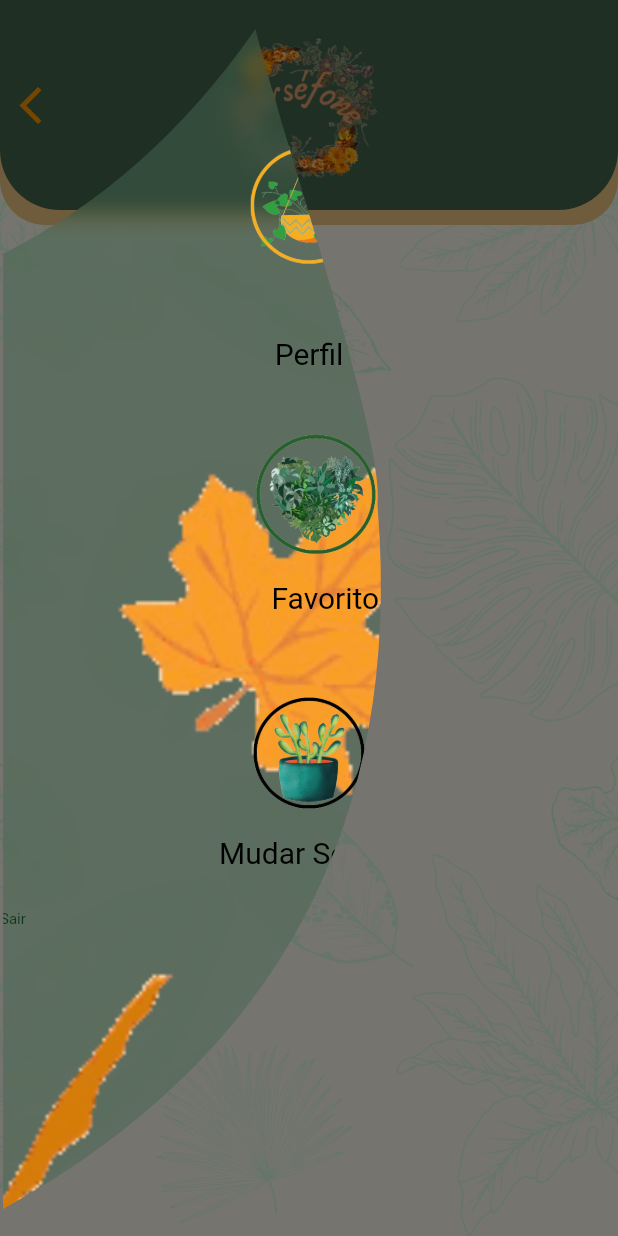
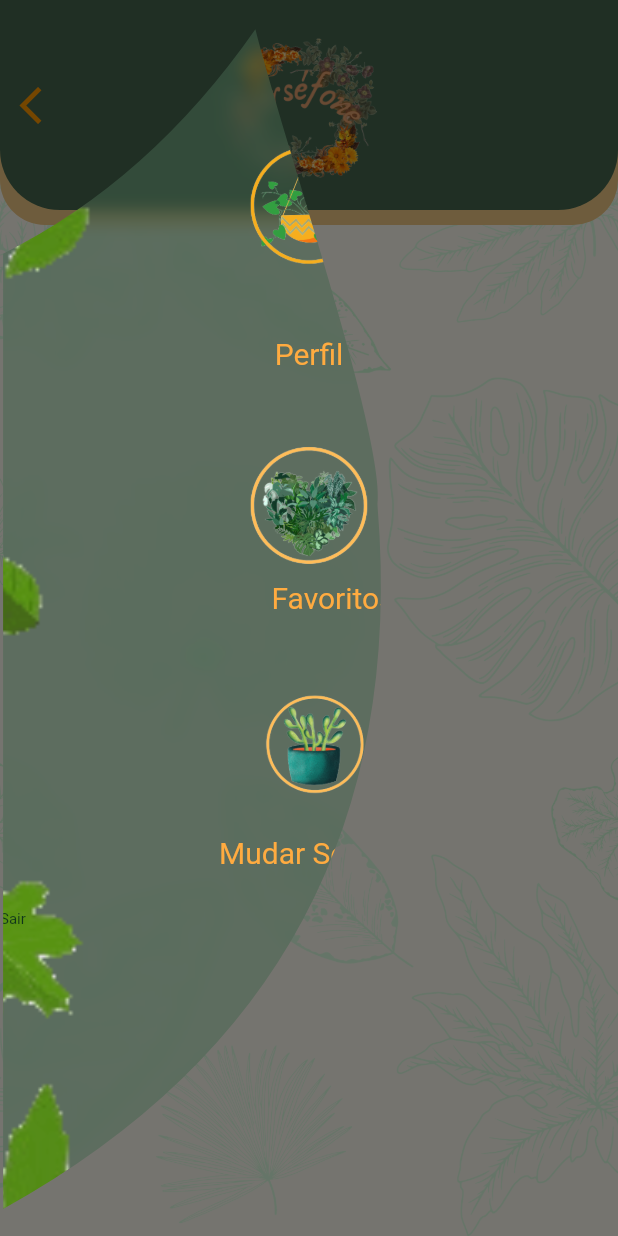
Before and after one commit to Balunka25/persefone, a Flutter app: the FavoritePage screen opened directly, with the side drawer open, on a phone screen of 412 x 824 dp. Run offline on Flutter 3.47's test engine with Material 2 defaults, Android fonts, the phone set to English and light mode, and no system bars; our stand-ins replace cached_network_image, cloud_firestore, firebase_auth, firebase_core, firebase_storage, flutter_mobx and 6 more; missing offline and left inert: favorite_button, mobx_widget; accounts and stored records are empty; generated files the repository leaves out were written again; network calls fail.

Commit message:
settings stylish drawer

```diff
--- a/lib/core/widgets/stylish_drawer.dart
+++ b/lib/core/widgets/stylish_drawer.dart
@@ -30,7 +30,7 @@ class _StylishDrawerState extends State<StylishDrawer> {
               child: Container(
                 decoration: BoxDecoration(
                     image: const DecorationImage(
-                        image: AssetImage("lib/images/leaves1.gif"),
+                        image: AssetImage("lib/images/leaves.gif"),
                         fit: BoxFit.cover),
                     color: MyColors.primarygreen.withOpacity(0.5)),
               ),
@@ -69,7 +69,7 @@ class _StylishDrawerState extends State<StylishDrawer> {
                           style: Theme.of(context)
                               .textTheme
                               .headline3!
-                              .copyWith(color: Colors.black),
+                              .copyWith(color: Colors.orangeAccent),
                         )
                       ],
                     ),
@@ -91,7 +91,7 @@ class _StylishDrawerState extends State<StylishDrawer> {
                           decoration: const BoxDecoration(
                             image: DecorationImage(
                               image: AssetImage(
-                                  "lib/images/logo_favorite_page.png"),
+                                  "lib/images/heart.png"),
                             ),
                           ),
                         ),
@@ -103,7 +103,7 @@ class _StylishDrawerState extends State<StylishDrawer> {
                             style: Theme.of(context)
                                 .textTheme
                                 .headline3!
-                                .copyWith(color: Colors.black),
+                                .copyWith(color: Colors.orangeAccent),
                           ),
                         ),
                       ],
@@ -124,7 +124,7 @@ class _StylishDrawerState extends State<StylishDrawer> {
                           height: 150,
                           decoration: const BoxDecoration(
                             image: DecorationImage(
-                              image: AssetImage("lib/images/explorar_icon.png"),
+                              image: AssetImage("lib/images/change_icon.png"),
                             ),
                           ),
                         ),
@@ -136,7 +136,7 @@ class _StylishDrawerState extends State<StylishDrawer> {
                             style: Theme.of(context)
                                 .textTheme
                                 .headline3!
-                                .copyWith(color: Colors.black),
+                                .copyWith(color: Colors.orangeAccent),
                           ),
                         ),
                       ],
```
Also changed, not shown: lib/images/change_icon.png (added), lib/images/fly.gif (added), lib/images/heart.png (added).
